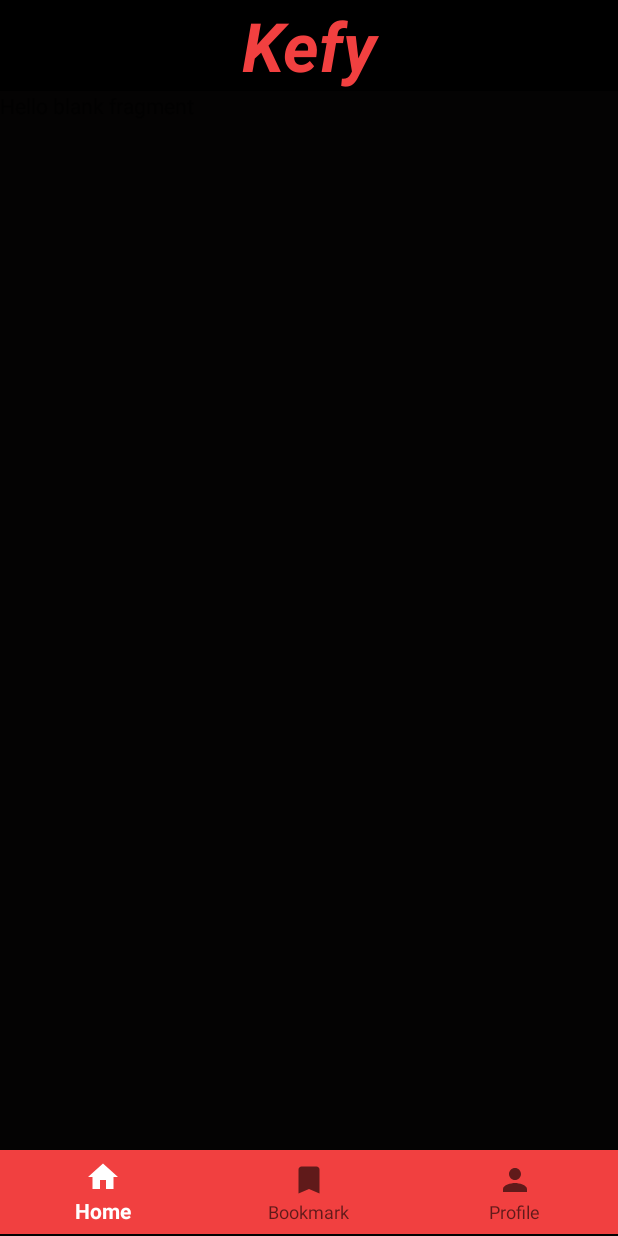
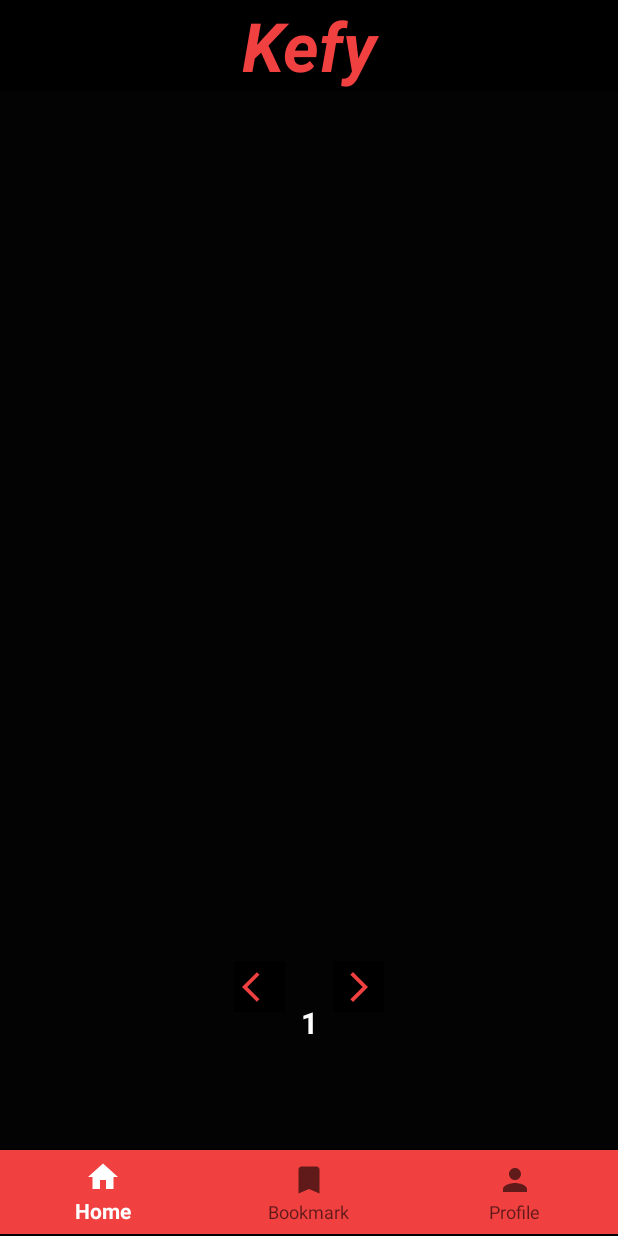
Before and after one commit to erayucar/KefyCinema, an Android app: the screen it shows after launch once a user with an empty profile is signed in (FeedActivity), on a phone screen of 412 x 824 dp. Run offline under Robolectric (Android 15) with nearby library versions, the phone set to English and light mode, and no system bars; our stand-ins replace Firebase (no records; nobody signed in at launch, a user with empty details on screens opened directly).

Commit message:
Gson problem fixed

```diff
--- a/app/src/main/java/com/erayucar/kefycinema/model/MovieModel.kt
+++ b/app/src/main/java/com/erayucar/kefycinema/model/MovieModel.kt
@@ -8,7 +8,7 @@ data class MovieModel(
 
      @SerializedName("page")
      @Expose
-     val page: Int,
+     var page: Int,
      @SerializedName("results")
      @Expose
      val results: List<ResultsModel>,
--- a/app/src/main/java/com/erayucar/kefycinema/model/ResultsModel.kt
+++ b/app/src/main/java/com/erayucar/kefycinema/model/ResultsModel.kt
@@ -2,7 +2,6 @@ package com.erayucar.kefycinema.model
 
 data class ResultsModel(
     val  backdrop_path: String,
-    val  genre_ids : Int,
     val  id : Int,
     val  original_language:String,
     val  original_title: String,
--- a/app/src/main/java/com/erayucar/kefycinema/service/MovieAPI.kt
+++ b/app/src/main/java/com/erayucar/kefycinema/service/MovieAPI.kt
@@ -2,6 +2,7 @@ package com.erayucar.kefycinema.service
 
 import com.erayucar.kefycinema.model.MovieModel
 import retrofit2.Call
+import retrofit2.Response
 import retrofit2.http.GET
 
 interface MovieAPI {
@@ -9,7 +10,7 @@ interface MovieAPI {
 //https://api.themoviedb.org/3/movie/top_rated?api_key=f2b2065043e9ffe36d13d227205c1426&language=en-US&page=1
 
     @GET("/3/movie/popular?api_key=63077c882e430b993c36d739549dde55&language=en-US&page=1")
-    fun getData(): Call<List<MovieModel>>
+    fun getData(): Call<MovieModel>
 
 
 }
--- a/app/src/main/java/com/erayucar/kefycinema/view/FeedActivity.kt
+++ b/app/src/main/java/com/erayucar/kefycinema/view/FeedActivity.kt
@@ -2,11 +2,11 @@ package com.erayucar.kefycinema.view
 
 import androidx.appcompat.app.AppCompatActivity
 import android.os.Bundle
-import android.widget.Toast
 import androidx.fragment.app.Fragment
 import com.erayucar.kefycinema.R
 import com.erayucar.kefycinema.databinding.ActivityFeedBinding
 import com.erayucar.kefycinema.model.MovieModel
+import com.erayucar.kefycinema.model.ResultsModel
 import com.erayucar.kefycinema.service.MovieAPI
 import retrofit2.Call
 import retrofit2.Callback
@@ -18,7 +18,7 @@ import retrofit2.converter.gson.GsonConverterFactory
 class FeedActivity : AppCompatActivity() {
     private lateinit var binding: ActivityFeedBinding
     private val BASE_URL = "https://api.themoviedb.org"
-    private var movieModels: ArrayList<MovieModel>? = null
+    private var resultModels: List<ResultsModel>? = null
 
     override fun onCreate(savedInstanceState: Bundle?) {
         super.onCreate(savedInstanceState)
@@ -63,27 +63,20 @@ class FeedActivity : AppCompatActivity() {
         val service = retrofit.create(MovieAPI::class.java)
         val call = service.getData()
 
-        call.enqueue(object: Callback<List<MovieModel>> {
-            override fun onResponse(
-                call: Call<List<MovieModel>>,
-                response: Response<List<MovieModel>>
-            ) {
+        call.enqueue(object : Callback<MovieModel> {
+            override fun onResponse(call: Call<MovieModel>, response: Response<MovieModel>) {
                 if (response.isSuccessful){
+                    response.body().let {
+                        resultModels = it!!.results
 
-                    Toast.makeText(this@FeedActivity, "success", Toast.LENGTH_SHORT).show()
-                    response.body()?.let {
-                        movieModels = ArrayList(it)
                     }
-
-                }            }
-
-            override fun onFailure(call: Call<List<MovieModel>>, t: Throwable) {
-                    t.printStackTrace()
+                }
             }
 
+            override fun onFailure(call: Call<MovieModel>, t: Throwable) {
+                t.printStackTrace()
+            }
 
         })
-
     }
-
 }
--- a/app/src/main/java/com/erayucar/kefycinema/view/HomeFragment.kt
+++ b/app/src/main/java/com/erayucar/kefycinema/view/HomeFragment.kt
@@ -6,6 +6,7 @@ import android.view.LayoutInflater
 import android.view.View
 import android.view.ViewGroup
 import com.erayucar.kefycinema.R
+import com.erayucar.kefycinema.databinding.FragmentHomeBinding
 
 // TODO: Rename parameter arguments, choose names that match
 // the fragment initialization parameters, e.g. ARG_ITEM_NUMBER
@@ -21,6 +22,20 @@ class HomeFragment : Fragment() {
     // TODO: Rename and change types of parameters
     private var param1: String? = null
     private var param2: String? = null
+    private var _binding: FragmentHomeBinding? = null
+    // This property is only valid between onCreateView and
+// onDestroyView.
+    private val binding get() = _binding!!
+
+    override fun onCreateView(
+        inflater: LayoutInflater,
+        container: ViewGroup?,
+        savedInstanceState: Bundle?
+    ): View? {
+        _binding = FragmentHomeBinding.inflate(inflater, container, false)
+        val view = binding.root
+        return view
+    }
 
     override fun onCreate(savedInstanceState: Bundle?) {
         super.onCreate(savedInstanceState)
@@ -29,13 +44,9 @@ class HomeFragment : Fragment() {
             param2 = it.getString(ARG_PARAM2)
         }
     }
-
-    override fun onCreateView(
-        inflater: LayoutInflater, container: ViewGroup?,
-        savedInstanceState: Bundle?
-    ): View? {
-        // Inflate the layout for this fragment
-        return inflater.inflate(R.layout.fragment_home, container, false)
+    override fun onDestroyView() {
+        super.onDestroyView()
+        _binding = null
     }
 
     companion object {
@@ -57,4 +68,14 @@ class HomeFragment : Fragment() {
                 }
             }
     }
+
+    fun upperAndSubPage(){
+        binding.upperPageButton.setOnClickListener {
+
+        }
+
+        binding.subPageButton.setOnClickListener {
+
+        }
+    }
 }
--- /dev/null
+++ b/app/src/main/res/drawable/baseline_arrow_back_ios_24.xml
@@ -0,0 +1,5 @@
+<vector android:autoMirrored="true" android:height="24dp"
+    android:tint="#F14040" android:viewportHeight="24"
+    android:viewportWidth="24" android:width="24dp" xmlns:android="http://schemas.android.com/apk/res/android">
+    <path android:fillColor="@android:color/white" android:pathData="M11.67,3.87L9.9,2.1 0,12l9.9,9.9 1.77,-1.77L3.54,12z"/>
+</vector>
--- /dev/null
+++ b/app/src/main/res/drawable/baseline_arrow_forward_ios_24.xml
@@ -0,0 +1,5 @@
+<vector android:autoMirrored="true" android:height="24dp"
+    android:tint="#F14040" android:viewportHeight="24"
+    android:viewportWidth="24" android:width="24dp" xmlns:android="http://schemas.android.com/apk/res/android">
+    <path android:fillColor="@android:color/white" android:pathData="M6.23,20.23l1.77,1.77l10,-10l-10,-10l-1.77,1.77l8.23,8.23z"/>
+</vector>
--- a/app/src/main/res/layout/fragment_home.xml
+++ b/app/src/main/res/layout/fragment_home.xml
@@ -1,14 +1,61 @@
 <?xml version="1.0" encoding="utf-8"?>
-<FrameLayout xmlns:android="http://schemas.android.com/apk/res/android"
+<androidx.constraintlayout.widget.ConstraintLayout
+    xmlns:android="http://schemas.android.com/apk/res/android"
+    xmlns:app="http://schemas.android.com/apk/res-auto"
     xmlns:tools="http://schemas.android.com/tools"
     android:layout_width="match_parent"
     android:layout_height="match_parent"
     tools:context=".view.HomeFragment">
 
-    <!-- TODO: Update blank fragment layout -->
+    <androidx.recyclerview.widget.RecyclerView
+        android:id="@+id/recyclerView"
+        android:layout_width="409dp"
+        android:layout_height="570dp"
+        app:layout_constraintBottom_toBottomOf="parent"
+        app:layout_constraintEnd_toEndOf="parent"
+        app:layout_constraintHorizontal_bias="0.0"
+        app:layout_constraintStart_toStartOf="parent"
+        app:layout_constraintTop_toTopOf="parent"
+        app:layout_constraintVertical_bias="0.015" />
+
+    <ImageButton
+        android:id="@+id/upperPageButton"
+        android:layout_width="34dp"
+        android:layout_height="34dp"
+        android:layout_marginTop="8dp"
+        android:layout_marginEnd="156dp"
+        android:background="@color/black"
+        android:onClick="upperPage"
+        android:src="@drawable/baseline_arrow_forward_ios_24"
+        app:layout_constraintEnd_toEndOf="parent"
+        app:layout_constraintTop_toBottomOf="@+id/recyclerView" />
+
+    <ImageButton
+        android:id="@+id/subPageButton"
+        android:layout_width="34dp"
+        android:layout_height="34dp"
+        android:layout_marginStart="156dp"
+        android:layout_marginTop="8dp"
+        android:background="@color/black"
+        android:onClick="subPage"
+        android:src="@drawable/baseline_arrow_back_ios_24"
+        app:layout_constraintStart_toStartOf="parent"
+        app:layout_constraintTop_toBottomOf="@+id/recyclerView" />
+
     <TextView
-        android:layout_width="match_parent"
-        android:layout_height="match_parent"
-        android:text="@string/hello_blank_fragment" />
-
-</FrameLayout>
+        android:id="@+id/pageText"
+        android:layout_width="34dp"
+        android:layout_height="25dp"
+        android:layout_marginBottom="20dp"
+        android:text="1"
+        android:textAlignment="center"
+        android:textColor="@color/white"
+        android:textSize="20sp"
+        android:textStyle="bold"
+        app:layout_constraintBottom_toBottomOf="parent"
+        app:layout_constraintEnd_toStartOf="@+id/upperPageButton"
+        app:layout_constraintHorizontal_bias="0.666"
+        app:layout_constraintStart_toEndOf="@+id/subPageButton"
+        app:layout_constraintTop_toBottomOf="@+id/recyclerView"
+        app:layout_constraintVertical_bias="0.395" />
+</androidx.constraintlayout.widget.ConstraintLayout>
```
